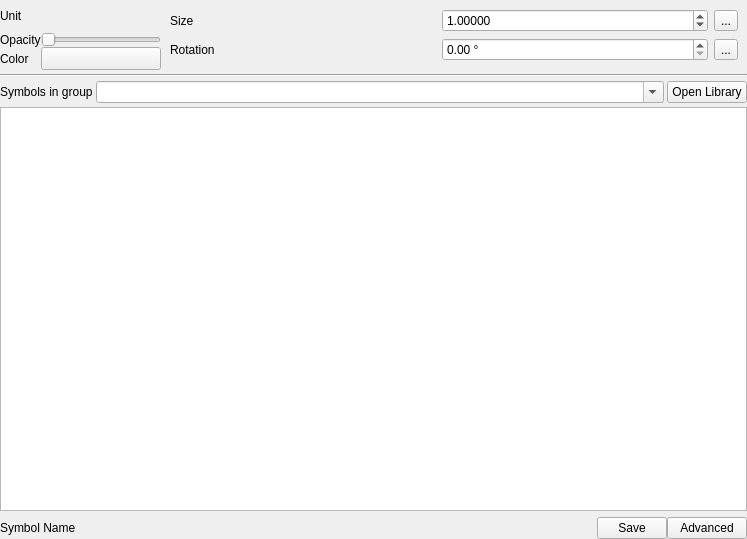
qgis/QGIS, file src/ui/symbollayer/widget_symbolslist.ui: the form before one commit.
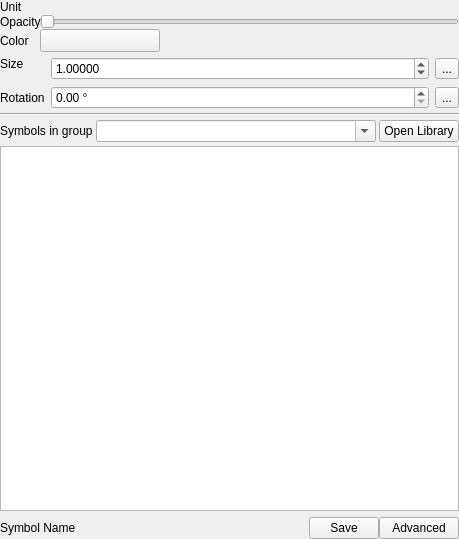
The form after the commit. Custom widgets are drawn as their Qt base class.

Commit message: scroll area for labels

Patch:
```diff
--- a/src/ui/symbollayer/widget_symbolslist.ui
+++ b/src/ui/symbollayer/widget_symbolslist.ui
@@ -6,7 +6,7 @@
    <rect>
     <x>0</x>
     <y>0</y>
-    <width>747</width>
+    <width>459</width>
     <height>539</height>
    </rect>
   </property>
@@ -29,211 +29,15 @@
    <property name="verticalSpacing">
     <number>4</number>
    </property>
-   <item row="0" column="0">
-    <layout class="QHBoxLayout" name="horizontalLayout">
-     <item>
-      <layout class="QGridLayout" name="gridLayout_3">
-       <item row="2" column="0">
-        <widget class="QLabel" name="label_5">
-         <property name="text">
-          <string>Color</string>
-         </property>
-         <property name="buddy">
-          <cstring>btnColor</cstring>
-         </property>
-        </widget>
-       </item>
-       <item row="1" column="0">
-        <widget class="QLabel" name="mTransparencyLabel">
-         <property name="text">
-          <string>Opacity</string>
-         </property>
-         <property name="buddy">
-          <cstring>mTransparencySlider</cstring>
-         </property>
-        </widget>
-       </item>
-       <item row="0" column="0">
-        <widget class="QLabel" name="mSymbolUnitLabel">
-         <property name="text">
-          <string>Unit</string>
-         </property>
-        </widget>
-       </item>
-       <item row="1" column="1">
-        <widget class="QSlider" name="mTransparencySlider">
-         <property name="sizePolicy">
-          <sizepolicy hsizetype="Preferred" vsizetype="Fixed">
-           <horstretch>0</horstretch>
-           <verstretch>0</verstretch>
-          </sizepolicy>
-         </property>
-         <property name="maximum">
-          <number>255</number>
-         </property>
-         <property name="orientation">
-          <enum>Qt::Horizontal</enum>
-         </property>
-        </widget>
-       </item>
-       <item row="2" column="1">
-        <widget class="QgsColorButtonV2" name="btnColor">
-         <property name="minimumSize">
-          <size>
-           <width>120</width>
-           <height>0</height>
-          </size>
-         </property>
-         <property name="maximumSize">
-          <size>
-           <width>120</width>
-           <height>16777215</height>
-          </size>
-         </property>
-         <property name="text">
-          <string/>
-         </property>
-        </widget>
-       </item>
-       <item row="0" column="1">
-        <widget class="QgsUnitSelectionWidget" name="mSymbolUnitWidget" native="true"/>
-       </item>
-      </layout>
-     </item>
-     <item>
-      <widget class="QStackedWidget" name="stackedWidget">
-       <property name="sizePolicy">
-        <sizepolicy hsizetype="Minimum" vsizetype="Preferred">
-         <horstretch>0</horstretch>
-         <verstretch>0</verstretch>
-        </sizepolicy>
-       </property>
-       <property name="currentIndex">
-        <number>0</number>
-       </property>
-       <widget class="QWidget" name="pageMarker">
-        <layout class="QGridLayout" name="gridLayout">
-         <item row="0" column="0">
-          <widget class="QLabel" name="label_2">
-           <property name="text">
-            <string>Size</string>
-           </property>
-          </widget>
-         </item>
-         <item row="0" column="3">
-          <widget class="QgsDataDefinedButton" name="mSizeDDBtn">
-           <property name="text">
-            <string>...</string>
-           </property>
-          </widget>
-         </item>
-         <item row="1" column="3">
-          <widget class="QgsDataDefinedButton" name="mRotationDDBtn">
-           <property name="text">
-            <string>...</string>
-           </property>
-          </widget>
-         </item>
-         <item row="1" column="2">
-          <widget class="QgsDoubleSpinBox" name="spinAngle">
-           <property name="suffix">
-            <string> °</string>
-           </property>
-           <property name="decimals">
-            <number>2</number>
-           </property>
-           <property name="maximum">
-            <double>360.000000000000000</double>
-           </property>
-           <property name="singleStep">
-            <double>0.500000000000000</double>
-           </property>
-          </widget>
-         </item>
-         <item row="1" column="0">
-          <widget class="QLabel" name="label_3">
-           <property name="text">
-            <string>Rotation</string>
-           </property>
-          </widget>
-         </item>
-         <item row="0" column="2">
-          <widget class="QgsDoubleSpinBox" name="spinSize">
-           <property name="decimals">
-            <number>5</number>
-           </property>
-           <property name="maximum">
-            <double>99999999.989999994635582</double>
-           </property>
-           <property name="singleStep">
-            <double>0.200000000000000</double>
-           </property>
-           <property name="value">
-            <double>1.000000000000000</double>
-           </property>
-           <property name="showClearButton" stdset="0">
-            <bool>false</bool>
-           </property>
-          </widget>
-         </item>
-        </layout>
-       </widget>
-       <widget class="QWidget" name="pageLine">
-        <layout class="QGridLayout" name="gridLayout_2">
-         <item row="0" column="1">
-          <widget class="QgsDoubleSpinBox" name="spinWidth">
-           <property name="decimals">
-            <number>5</number>
-           </property>
-           <property name="maximum">
-            <double>99999.000000000000000</double>
-           </property>
-           <property name="singleStep">
-            <double>0.200000000000000</double>
-           </property>
-           <property name="value">
-            <double>1.000000000000000</double>
-           </property>
-           <property name="showClearButton" stdset="0">
-            <bool>false</bool>
-           </property>
-          </widget>
-         </item>
-         <item row="0" column="2">
-          <widget class="QgsDataDefinedButton" name="mWidthDDBtn">
-           <property name="text">
-            <string>...</string>
-           </property>
-          </widget>
-         </item>
-         <item row="0" column="0">
-          <widget class="QLabel" name="label_4">
-           <property name="text">
-            <string>Width</string>
-           </property>
-          </widget>
-         </item>
-        </layout>
-       </widget>
-       <widget class="QWidget" name="pageFill">
-        <layout class="QHBoxLayout" name="horizontalLayout_2">
-         <property name="leftMargin">
-          <number>0</number>
-         </property>
-         <property name="topMargin">
-          <number>0</number>
-         </property>
-         <property name="rightMargin">
-          <number>0</number>
-         </property>
-         <property name="bottomMargin">
-          <number>0</number>
-         </property>
-        </layout>
-       </widget>
-      </widget>
-     </item>
-    </layout>
+   <property name="margin">
+    <number>0</number>
+   </property>
+   <item row="1" column="0">
+    <widget class="Line" name="line">
+     <property name="orientation">
+      <enum>Qt::Horizontal</enum>
+     </property>
+    </widget>
    </item>
    <item row="2" column="0">
     <layout class="QHBoxLayout" name="horizontalLayout_3">
@@ -362,12 +166,226 @@
      </item>
     </layout>
    </item>
-   <item row="1" column="0">
-    <widget class="Line" name="line">
-     <property name="orientation">
-      <enum>Qt::Horizontal</enum>
-     </property>
-    </widget>
+   <item row="0" column="0">
+    <layout class="QVBoxLayout" name="verticalLayout">
+     <item>
+      <layout class="QFormLayout" name="formLayout">
+       <item row="0" column="0">
+        <widget class="QLabel" name="mSymbolUnitLabel">
+         <property name="text">
+          <string>Unit</string>
+         </property>
+        </widget>
+       </item>
+       <item row="0" column="1">
+        <widget class="QgsUnitSelectionWidget" name="mSymbolUnitWidget" native="true"/>
+       </item>
+       <item row="1" column="0">
+        <widget class="QLabel" name="mTransparencyLabel">
+         <property name="text">
+          <string>Opacity</string>
+         </property>
+         <property name="buddy">
+          <cstring>mTransparencySlider</cstring>
+         </property>
+        </widget>
+       </item>
+       <item row="1" column="1">
+        <widget class="QSlider" name="mTransparencySlider">
+         <property name="sizePolicy">
+          <sizepolicy hsizetype="Preferred" vsizetype="Fixed">
+           <horstretch>0</horstretch>
+           <verstretch>0</verstretch>
+          </sizepolicy>
+         </property>
+         <property name="maximum">
+          <number>255</number>
+         </property>
+         <property name="orientation">
+          <enum>Qt::Horizontal</enum>
+         </property>
+        </widget>
+       </item>
+       <item row="2" column="0">
+        <widget class="QLabel" name="label_5">
+         <property name="text">
+          <string>Color</string>
+         </property>
+         <property name="buddy">
+          <cstring>btnColor</cstring>
+         </property>
+        </widget>
+       </item>
+       <item row="2" column="1">
+        <widget class="QgsColorButtonV2" name="btnColor">
+         <property name="minimumSize">
+          <size>
+           <width>120</width>
+           <height>0</height>
+          </size>
+         </property>
+         <property name="maximumSize">
+          <size>
+           <width>120</width>
+           <height>16777215</height>
+          </size>
+         </property>
+         <property name="text">
+          <string/>
+         </property>
+        </widget>
+       </item>
+      </layout>
+     </item>
+     <item>
+      <widget class="QStackedWidget" name="stackedWidget">
+       <property name="sizePolicy">
+        <sizepolicy hsizetype="Minimum" vsizetype="Preferred">
+         <horstretch>0</horstretch>
+         <verstretch>0</verstretch>
+        </sizepolicy>
+       </property>
+       <property name="currentIndex">
+        <number>0</number>
+       </property>
+       <widget class="QWidget" name="pageMarker">
+        <layout class="QFormLayout" name="formLayout_3">
+         <property name="margin">
+          <number>0</number>
+         </property>
+         <item row="0" column="1">
+          <layout class="QHBoxLayout" name="horizontalLayout">
+           <property name="topMargin">
+            <number>5</number>
+           </property>
+           <item>
+            <widget class="QgsDoubleSpinBox" name="spinSize">
+             <property name="decimals">
+              <number>5</number>
+             </property>
+             <property name="maximum">
+              <double>99999999.989999994635582</double>
+             </property>
+             <property name="singleStep">
+              <double>0.200000000000000</double>
+             </property>
+             <property name="value">
+              <double>1.000000000000000</double>
+             </property>
+             <property name="showClearButton">
+              <bool>false</bool>
+             </property>
+            </widget>
+           </item>
+           <item>
+            <widget class="QgsDataDefinedButton" name="mSizeDDBtn">
+             <property name="text">
+              <string>...</string>
+             </property>
+            </widget>
+           </item>
+          </layout>
+         </item>
+         <item row="2" column="1">
+          <layout class="QHBoxLayout" name="horizontalLayout_5">
+           <property name="topMargin">
+            <number>0</number>
+           </property>
+           <item>
+            <widget class="QgsDoubleSpinBox" name="spinAngle">
+             <property name="suffix">
+              <string> °</string>
+             </property>
+             <property name="decimals">
+              <number>2</number>
+             </property>
+             <property name="maximum">
+              <double>360.000000000000000</double>
+             </property>
+             <property name="singleStep">
+              <double>0.500000000000000</double>
+             </property>
+            </widget>
+           </item>
+           <item>
+            <widget class="QgsDataDefinedButton" name="mRotationDDBtn">
+             <property name="text">
+              <string>...</string>
+             </property>
+            </widget>
+           </item>
+          </layout>
+         </item>
+         <item row="0" column="0">
+          <widget class="QLabel" name="label_2">
+           <property name="text">
+            <string>Size</string>
+           </property>
+          </widget>
+         </item>
+         <item row="2" column="0">
+          <widget class="QLabel" name="label_3">
+           <property name="text">
+            <string>Rotation</string>
+           </property>
+          </widget>
+         </item>
+        </layout>
+       </widget>
+       <widget class="QWidget" name="pageLine">
+        <layout class="QFormLayout" name="formLayout_2">
+         <property name="margin">
+          <number>0</number>
+         </property>
+         <item row="1" column="1">
+          <layout class="QHBoxLayout" name="horizontalLayout_6">
+           <item>
+            <widget class="QgsDoubleSpinBox" name="spinWidth">
+             <property name="decimals">
+              <number>5</number>
+             </property>
+             <property name="maximum">
+              <double>99999.000000000000000</double>
+             </property>
+             <property name="singleStep">
+              <double>0.200000000000000</double>
+             </property>
+             <property name="value">
+              <double>1.000000000000000</double>
+             </property>
+             <property name="showClearButton">
+              <bool>false</bool>
+             </property>
+            </widget>
+           </item>
+           <item>
+            <widget class="QgsDataDefinedButton" name="mWidthDDBtn">
+             <property name="text">
+              <string>...</string>
+             </property>
+            </widget>
+           </item>
+          </layout>
+         </item>
+         <item row="1" column="0">
+          <widget class="QLabel" name="label_4">
+           <property name="text">
+            <string>Width</string>
+           </property>
+          </widget>
+         </item>
+        </layout>
+       </widget>
+       <widget class="QWidget" name="pageFill">
+        <layout class="QHBoxLayout" name="horizontalLayout_2">
+         <property name="margin">
+          <number>0</number>
+         </property>
+        </layout>
+       </widget>
+      </widget>
+     </item>
+    </layout>
    </item>
   </layout>
  </widget>
@@ -378,6 +396,11 @@
    <header>qgscolorbuttonv2.h</header>
    <container>1</container>
   </customwidget>
+  <customwidget>
+   <class>QgsDataDefinedButton</class>
+   <extends>QToolButton</extends>
+   <header>qgsdatadefinedbutton.h</header>
+  </customwidget>
   <customwidget>
    <class>QgsDoubleSpinBox</class>
    <extends>QDoubleSpinBox</extends>
@@ -389,11 +412,6 @@
    <header>qgsunitselectionwidget.h</header>
    <container>1</container>
   </customwidget>
-  <customwidget>
-   <class>QgsDataDefinedButton</class>
-   <extends>QToolButton</extends>
-   <header>qgsdatadefinedbutton.h</header>
-  </customwidget>
  </customwidgets>
  <tabstops>
   <tabstop>mTransparencySlider</tabstop>
```
Left out of the diff: 18 changed lines with no effect on the pictures. The commit also changes 6 other files.
